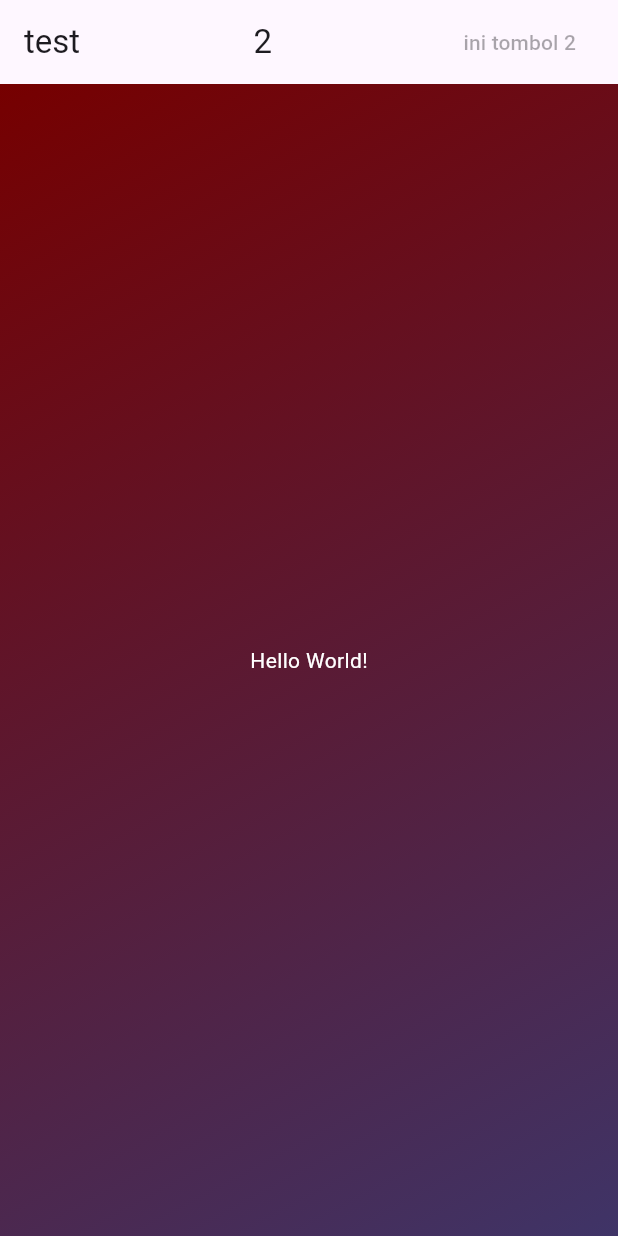
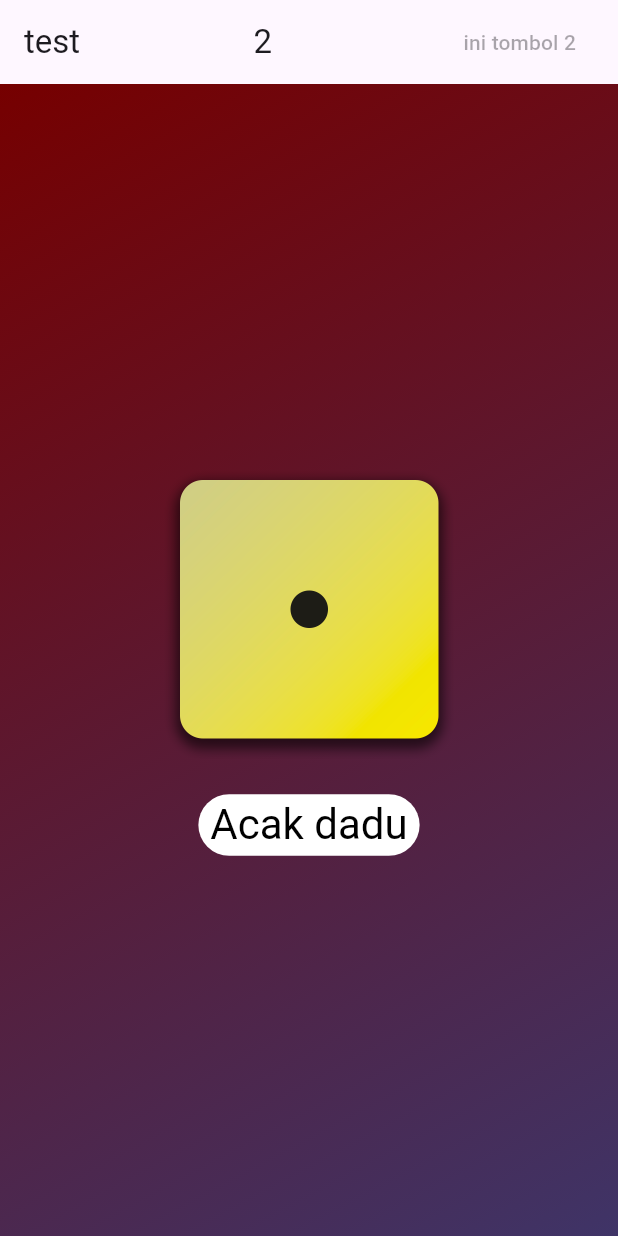
Before and after one commit to wramadhan/Flutter-iseng, a Flutter app: the screen it shows after launch, on a phone screen of 412 x 824 dp. Run offline on Flutter 3.47's test engine with Material 3 defaults, Android fonts, the phone set to English and light mode, and no system bars.

Commit message:
fix : random dice function

```diff
--- /dev/null
+++ b/lib/dice_roller.dart
@@ -0,0 +1,52 @@
+import 'dart:math';
+
+import 'package:flutter/material.dart';
+
+class DiceRoller extends StatefulWidget {
+  const DiceRoller({super.key});
+
+  @override
+  State<DiceRoller> createState() {
+    return _DiceRollerState();
+  }
+}
+
+class _DiceRollerState extends State<DiceRoller> {
+  var activeDiceImage = 'assets/images/dice-1.png';
+
+  void rollDice() {
+    int diceRand = Random().nextInt(6) + 1;
+    setState(() {
+      activeDiceImage = 'assets/images/dice-$diceRand.png';
+    });
+  }
+
+  @override
+  Widget build(context) {
+    return Column(
+      mainAxisSize: MainAxisSize.min,
+      children: [
+        Image.asset(
+          activeDiceImage,
+          width: 200,
+        ),
+        const SizedBox(height: 20),
+        TextButton(
+          onPressed: rollDice,
+          style: TextButton.styleFrom(
+            padding: const EdgeInsets.symmetric(
+              vertical: 4,
+              horizontal: 8,
+            ),
+            backgroundColor: Colors.white,
+            foregroundColor: Colors.black,
+            textStyle: const TextStyle(
+              fontSize: 28,
+            ),
+          ),
+          child: const Text('Acak dadu'),
+        )
+      ],
+    );
+  }
+}
--- a/lib/gradien_container.dart
+++ b/lib/gradien_container.dart
@@ -1,5 +1,5 @@
 import 'package:flutter/material.dart';
-import 'package:mainan/styled_text.dart';
+import 'package:mainan/dice_roller.dart';
 
 Alignment startAligment = Alignment.topLeft;
 Alignment endAligment = Alignment.bottomRight;
@@ -22,7 +22,7 @@ class GradientContainer extends StatelessWidget {
         gradient: LinearGradient(
             colors: gradientColors, begin: startAligment, end: endAligment),
       ),
-      child: const Center(child: StyledText('Hello World!')),
+      child: const Center(child: DiceRoller()),
     );
   }
 }
```
